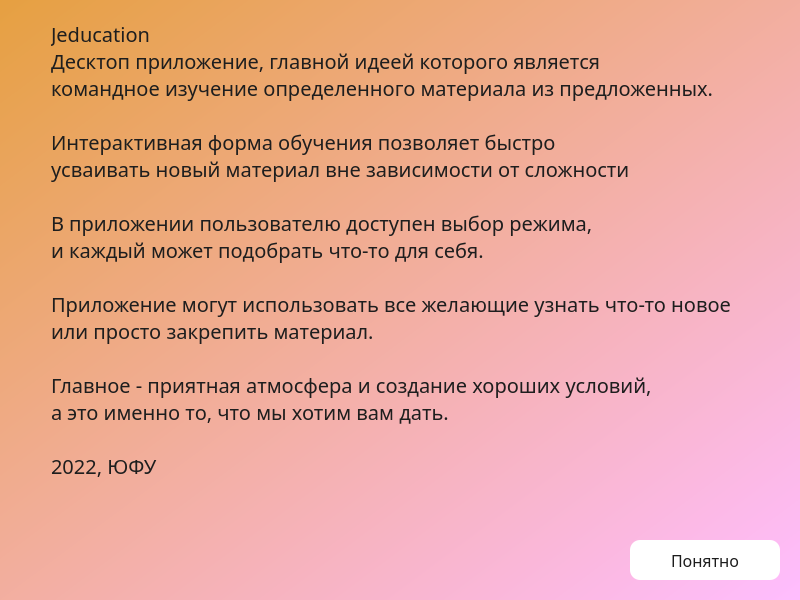
The window that Client/jeducation-v0.1/info.ui (Avedik/Desktop-application-IEducation) describes before a commit, drawn with Qt 5.
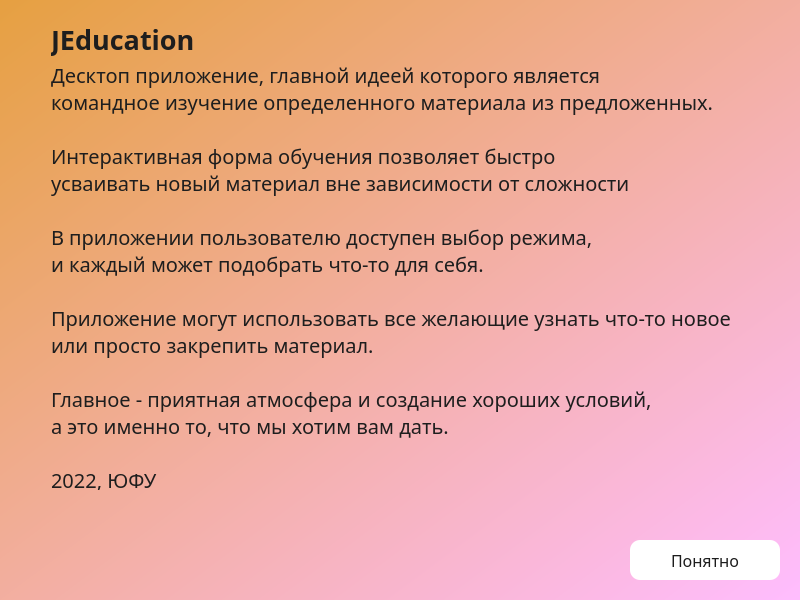
The same window after the commit.

Commit message:
Изменения дизайна
Выделил жирным и сделал больше название приложения в окне информации, полностью обновил вид окна с режимом мозговой штурм

What changed in the file:
```diff
--- a/Client/jeducation-v0.1/info.ui
+++ b/Client/jeducation-v0.1/info.ui
@@ -64,6 +64,45 @@
       </spacer>
      </item>
      <item>
+      <layout class="QVBoxLayout" name="verticalLayout_2">
+       <property name="spacing">
+        <number>6</number>
+       </property>
+       <item>
+        <spacer name="verticalSpacer_3">
+         <property name="orientation">
+          <enum>Qt::Vertical</enum>
+         </property>
+         <property name="sizeType">
+          <enum>QSizePolicy::Fixed</enum>
+         </property>
+         <property name="sizeHint" stdset="0">
+          <size>
+           <width>20</width>
+           <height>10</height>
+          </size>
+         </property>
+        </spacer>
+       </item>
+       <item>
+        <widget class="QLabel" name="label_2">
+         <property name="font">
+          <font>
+           <family>Bahnschrift</family>
+           <pointsize>20</pointsize>
+           <bold>true</bold>
+          </font>
+         </property>
+         <property name="styleSheet">
+          <string notr="true">background:transparent;
+color: rgb(30, 30, 30);</string>
+         </property>
+         <property name="text">
+          <string>JEducation</string>
+         </property>
+        </widget>
+       </item>
+       <item>
       <widget class="QLabel" name="label">
        <property name="font">
         <font>
@@ -76,8 +115,7 @@
 color: rgb(30, 30, 30);</string>
        </property>
        <property name="text">
-        <string>Jeducation
-Десктоп приложение, главной идеей которого является 
+          <string>Десктоп приложение, главной идеей которого является 
 командное изучение определенного материала из предложенных.
 
 Интерактивная форма обучения позволяет быстро 
@@ -95,6 +133,8 @@
 2022, ЮФУ</string>
        </property>
       </widget>
+       </item>
+      </layout>
      </item>
     </layout>
    </item>
```
Lines whose indentation alone changed are shown as unchanged. The commit also changes 3 other files.
